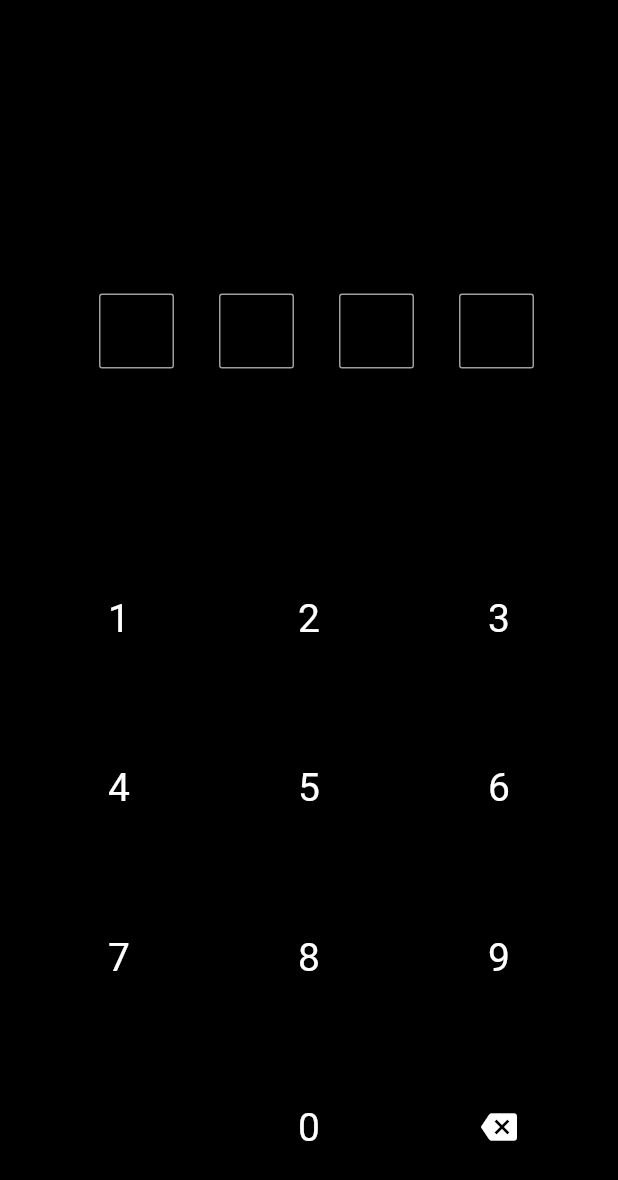
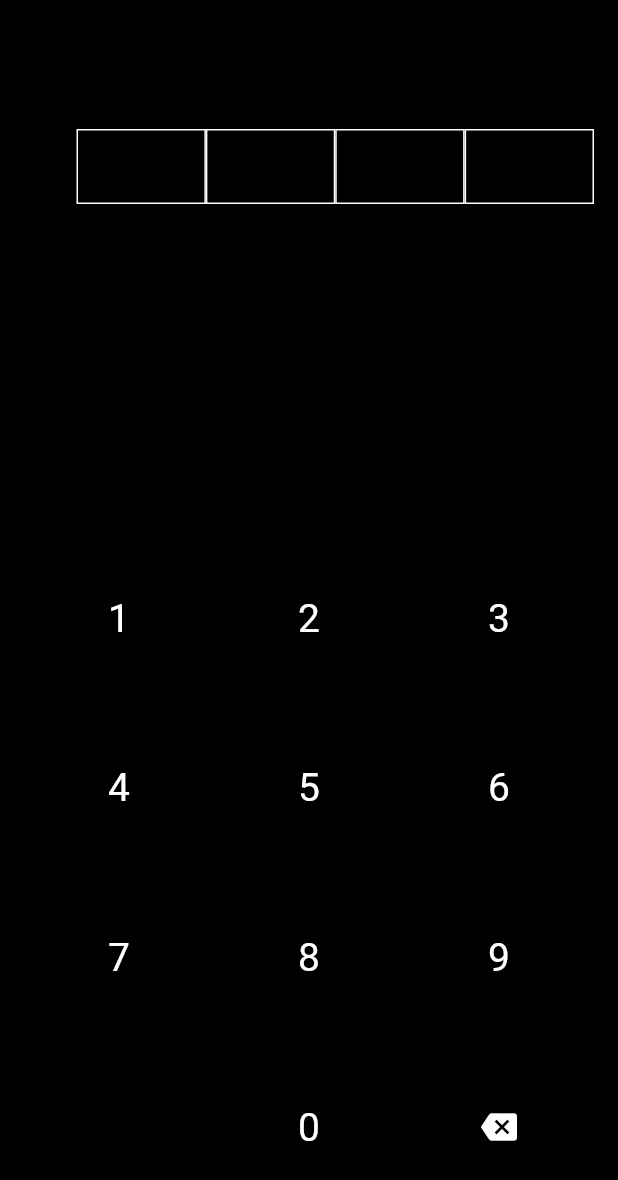
Before and after one commit to chan8189/OneExl_POC, a Flutter app: the mPin screen opened directly, on a phone screen of 412 x 824 dp. Shown: the top 1180 px of the screen. Run offline on Flutter 3.47's test engine with Material 2 defaults, Android fonts, the phone set to English and light mode, and no system bars; our stand-ins replace flutter_rating_bar, pin_code_fields, shared_preferences; accounts and stored records are empty.

Commit message:
mPin RnD

```diff
--- a/lib/main.dart
+++ b/lib/main.dart
@@ -1,14 +1,14 @@
 import 'dart:async';
 
 import 'package:flutter/material.dart';
-import 'package:flutterapp/screens/pinCode.dart';
+import 'package:flutterapp/tab_container.dart';
 
 void main() {
   runApp(new MaterialApp(
     debugShowCheckedModeBanner: false,
     home: new SplashScreen(),
     routes: <String, WidgetBuilder>{
-      '/HomeScreen': (BuildContext context) => new PinCodeVerificationScreen()
+      '/HomeScreen': (BuildContext context) => new TabContainer()
     },
   ));
 }
--- a/lib/screens/mPin.dart
+++ b/lib/screens/mPin.dart
@@ -1,12 +1,15 @@
 import 'package:flutter/material.dart';
 
 class mPin extends StatefulWidget {
+  bool pressed = true;
   @override
   _mPinState createState() => _mPinState();
 }
 
 class _mPinState extends State<mPin> {
   List<RadioModel> sampleData = new List<RadioModel>();
+
+  bool pressed = false;
 
   @override
   void initState() {
@@ -36,26 +39,17 @@ class _mPinState extends State<mPin> {
                 child: new Container(
                   height: double.infinity,
                   width: double.infinity,
+                  color: Colors.black,
                   margin: EdgeInsets.fromLTRB(35, 70, 0.0, 0.0),
-                  color: Colors.black,
-                  child: new ListView.builder(
-                    itemCount: sampleData.length,
-                    scrollDirection: Axis.horizontal,
-                    shrinkWrap: true,
-                    itemBuilder: (BuildContext context, int index) {
-                      return new InkWell(
-                        //highlightColor: Colors.red,
-                        splashColor: Colors.blueAccent,
-                        onTap: () {
-                          setState(() {
-                            sampleData.forEach(
-                                (element) => element.isSelected = false);
-                            sampleData[index].isSelected = true;
-                          });
-                        },
-                        child: new RadioItem(sampleData[index]),
-                      );
-                    },
+                  child: new Row(
+                    crossAxisAlignment: CrossAxisAlignment.start,
+                    children: <Widget>[
+                      Flexible(flex: 1, child: firstBox()),
+                      Flexible(flex: 1, child: secondBox()),
+                      Flexible(flex: 1, child: thirdBox()),
+                      Flexible(flex: 1, child: forthBox()),
+                      //Flexible(flex: 1, child: CustomButton("-"))
+                    ],
                   ),
                 ),
               ),
@@ -68,22 +62,6 @@ class _mPinState extends State<mPin> {
                   child: new Column(
                     crossAxisAlignment: CrossAxisAlignment.start,
                     children: <Widget>[
-//                      Flexible(
-//                        flex: 1,
-//                        child: new Container(
-//                          height: double.infinity,
-//                          width: double.infinity,
-//                          child: new Row(
-//                            crossAxisAlignment: CrossAxisAlignment.start,
-//                            children: <Widget>[
-//                              Flexible(flex: 1, child: CustomButton("C")),
-//                              Flexible(flex: 1, child: CustomButton("+/-")),
-//                              Flexible(flex: 1, child: CustomButton("%")),
-//                              Flexible(flex: 1, child: CustomButton("\u00F7"))
-//                            ],
-//                          ),
-//                        ),
-//                      ),
                       Flexible(
                         flex: 1,
                         child: new Container(
@@ -92,7 +70,14 @@ class _mPinState extends State<mPin> {
                           child: new Row(
                             crossAxisAlignment: CrossAxisAlignment.start,
                             children: <Widget>[
-                              Flexible(flex: 1, child: CustomButton("1")),
+                              Flexible(
+                                  flex: 1,
+                                  child: GestureDetector(
+                                      onTap: () {
+                                        //showBoxes(isPressed);
+                                        print("onTap called.");
+                                      },
+                                      child: CustomButton("1"))),
                               Flexible(flex: 1, child: CustomButton("2")),
                               Flexible(flex: 1, child: CustomButton("3")),
                               //Flexible(flex: 1, child: CustomButton("X"))
@@ -198,6 +183,87 @@ class CustomButton extends StatelessWidget {
   }
 }
 
+Container firstBox() {
+  return Container(
+    //color:  ? Colors.blue : Colors.grey,
+    // margin: EdgeInsets.only(top: 50.0),
+    decoration: new BoxDecoration(
+      shape: BoxShape.rectangle,
+      border: new Border.all(
+        color: Colors.white,
+        width: 1.0,
+      ),
+    ),
+    child: new TextField(
+      textAlign: TextAlign.center,
+      decoration: new InputDecoration(
+        hintText: '1',
+        border: InputBorder.none,
+      ),
+    ),
+  );
+}
+
+Container secondBox() {
+  return Container(
+    // margin: EdgeInsets.only(top: 50.0),
+    decoration: new BoxDecoration(
+      shape: BoxShape.rectangle,
+      border: new Border.all(
+        color: Colors.white,
+        width: 1.0,
+      ),
+    ),
+    child: new TextField(
+      textAlign: TextAlign.center,
+      decoration: new InputDecoration(
+        hintText: '1',
+        border: InputBorder.none,
+      ),
+    ),
+  );
+}
+
+Container thirdBox() {
+  return Container(
+    // margin: EdgeInsets.only(top: 50.0),
+    decoration: new BoxDecoration(
+      shape: BoxShape.rectangle,
+      border: new Border.all(
+        color: Colors.white,
+        width: 1.0,
+      ),
+    ),
+    child: new TextField(
+      textAlign: TextAlign.center,
+      decoration: new InputDecoration(
+        hintText: '1',
+        border: InputBorder.none,
+      ),
+    ),
+  );
+}
+
+Container forthBox() {
+  return Container(
+    // margin: EdgeInsets.only(top: 50.0),
+    decoration: new BoxDecoration(
+      shape: BoxShape.rectangle,
+      border: new Border.all(
+        color: Colors.white,
+        width: 1.0,
+      ),
+    ),
+    child: new TextField(
+      textAlign: TextAlign.center,
+      decoration: new InputDecoration(
+        hintText: '1',
+        border: InputBorder.none,
+      ),
+    ),
+  );
+}
+
 class RadioItem extends StatelessWidget {
   final RadioModel _item;
 
--- a/lib/screens/pinCode.dart
+++ b/lib/screens/pinCode.dart
@@ -1,6 +1,5 @@
 import 'dart:async';
 
-import 'package:flare_flutter/flare_actor.dart';
 import 'package:flutter/gestures.dart';
 import 'package:flutter/material.dart';
 import 'package:pin_code_fields/pin_code_fields.dart';
@@ -54,11 +53,8 @@ class _PinCodeVerificationScreenState extends State<PinCodeVerificationScreen> {
               SizedBox(height: 30),
               Container(
                 height: MediaQuery.of(context).size.height / 3,
-                child: FlareActor(
-                  "assets/otp.flr",
-                  animation: "otp",
-                  fit: BoxFit.fitHeight,
-                  alignment: Alignment.center,
+                child: Column(
+                  children: <Widget>[],
                 ),
               ),
               // Image.asset(
--- a/lib/screens/test.dart
+++ b/lib/screens/test.dart
@@ -2,8 +2,6 @@ library pin_entry_text_field;
 
 import 'package:flutter/material.dart';
 import 'package:flutter/services.dart';
-
-import '../tab_container.dart';
 
 class mPinTest extends StatefulWidget {
   final String lastPin;
@@ -30,7 +28,6 @@ class mPinTest extends StatefulWidget {
 
 class _mPinTestState extends State<mPinTest> {
   List<String> _pin;
-  List<String> _storePin;
   List<FocusNode> _focusNodes;
   List<TextEditingController> _textControllers;
 
@@ -40,13 +37,11 @@ class _mPinTestState extends State<mPinTest> {
   void initState() {
     super.initState();
     _pin = List<String>(widget.fields);
-    //_storePin = List<String>(widget.fields);
-    _storePin = ['1', '2', '3', '4'];
-
     _focusNodes = List<FocusNode>(widget.fields);
     _textControllers = List<TextEditingController>(widget.fields);
     WidgetsBinding.instance.addPostFrameCallback((_) {
       setState(() {
+        //first function call
         if (widget.lastPin != null) {
           for (var i = 0; i < widget.lastPin.length; i++) {
             _pin[i] = widget.lastPin[i];
@@ -112,13 +107,17 @@ class _mPinTestState extends State<mPinTest> {
         _textControllers[i].text = widget.lastPin[i];
       }
     }
+    Color _getContainerBackgroundColor() {
+      return _focusNodes[i].hasFocus ? Colors.red : Colors.blue;
+    }
 
     _focusNodes[i].addListener(() {
-      if (_focusNodes[i].hasFocus) {}
+      if (_focusNodes[i].hasFocus) {
+        print("Has focus: ${_focusNodes[i].hasFocus}");
+      }
     });
 
     final String lastDigit = _textControllers[i].text;
-    // print(lastDigit);
     return Container(
       width: widget.fieldWidth,
       margin: EdgeInsets.only(right: 10.0),
@@ -142,6 +141,7 @@ class _mPinTestState extends State<mPinTest> {
         onChanged: (String str) {
           setState(() {
             _pin[i] = str;
+
             //      _storePin[i] = str;
           });
           if (i + 1 != widget.fields) {
@@ -157,18 +157,18 @@ class _mPinTestState extends State<mPinTest> {
               FocusScope.of(context).requestFocus(_focusNodes[i - 1]);
             }
           }
+          //on last click this function call
           if (_pin.every((String digit) => digit != null && digit != '')) {
             // print(str);
-            Navigator.push(
-              context,
-              MaterialPageRoute(builder: (context) => TabContainer()),
-            );
+//            Navigator.push(
+//              context,
+//              MaterialPageRoute(builder: (context) => TabContainer()),
+//            );
             widget.onSubmit(_pin.join());
           }
         },
         onSubmitted: (String str) {
           if (_pin.every((String digit) => digit != null && digit != '')) {
-            print(str);
             widget.onSubmit(_pin.join());
           }
         },
```
